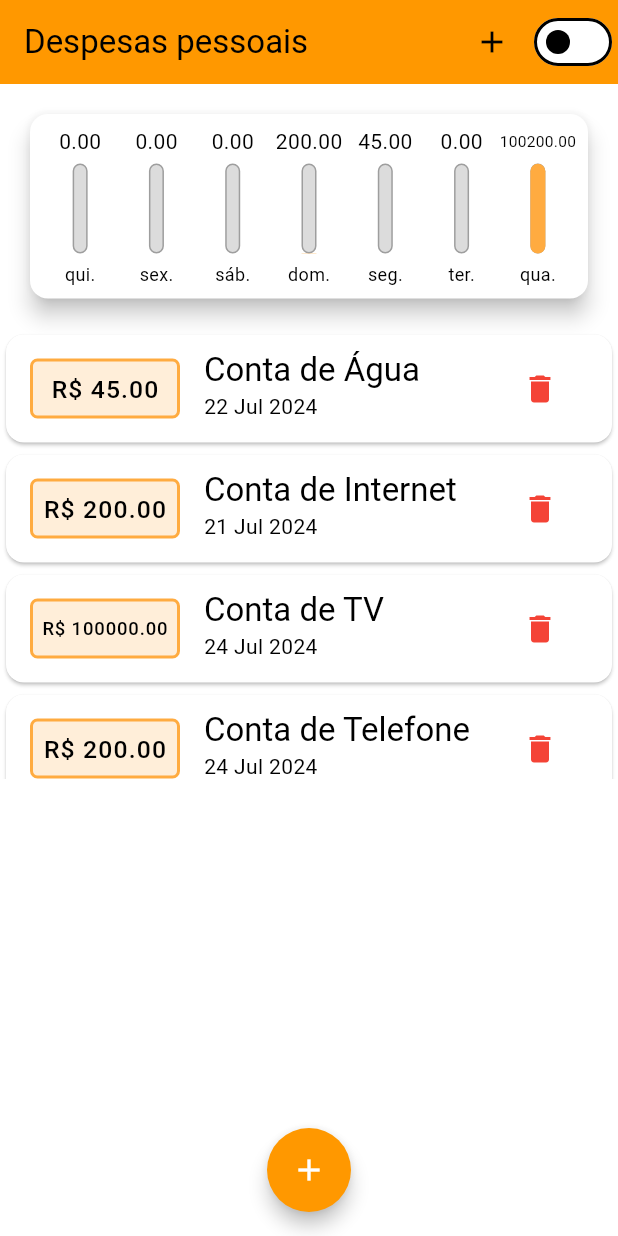
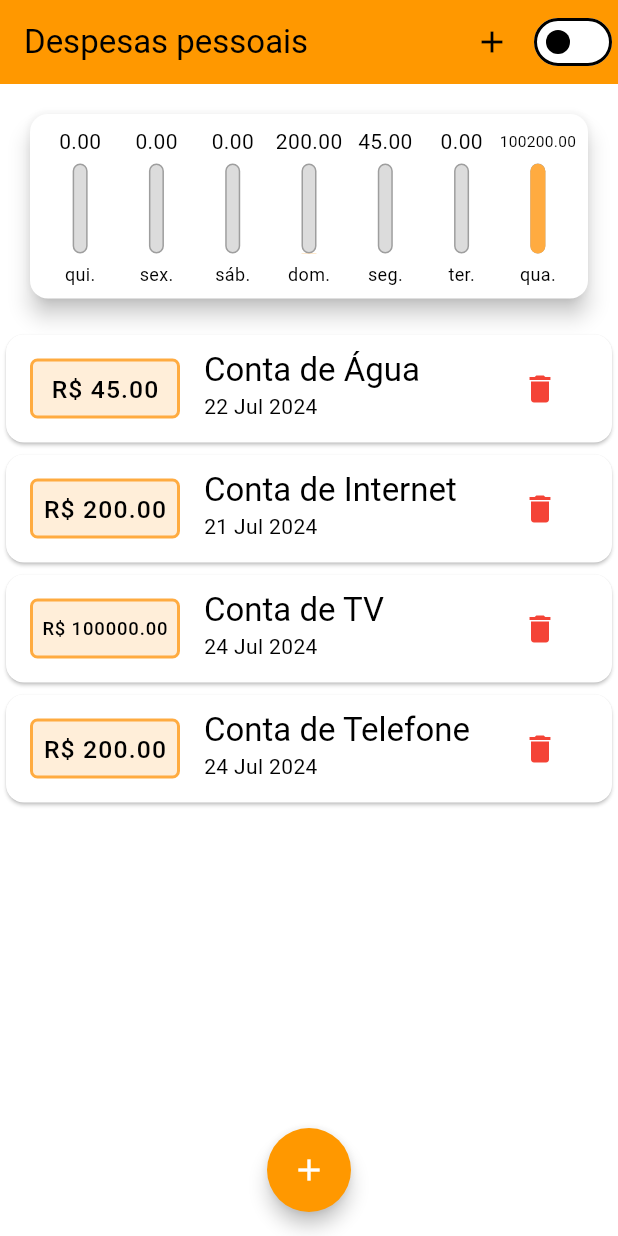
Before and after one commit to jefersonmatheusx/Flutter, a Flutter app: the screen it shows after launch, after a tap on the "delete" icon, on a phone screen of 412 x 824 dp. Run offline on Flutter 3.47's test engine with Material 3 defaults, Android fonts, the phone set to English and light mode, and no system bars; missing offline and left inert: dart:ffi.

Commit message:
fix: list hight

```diff
--- a/Cod3r/expenses/lib/components/transaction_list.dart
+++ b/Cod3r/expenses/lib/components/transaction_list.dart
@@ -13,7 +13,7 @@ class TransactionList extends StatelessWidget {
   @override
   Widget build(BuildContext context) {
     return Container(
-      height: 300,
+      height: 430,
       child: transactions.isEmpty
           ? Column(
               children: [
```
